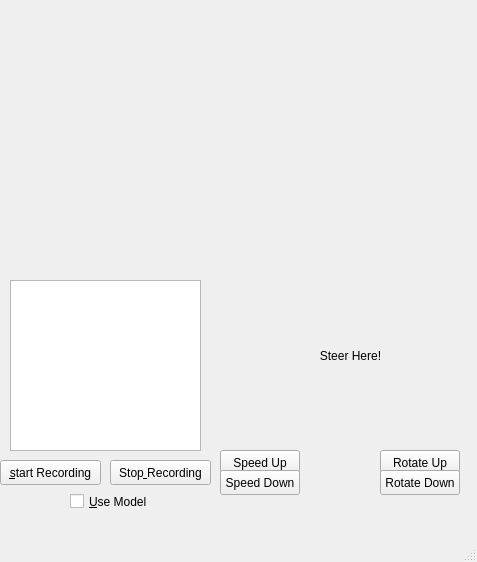
Qt form ella_test/ImitationLearner.ui (111homell111/controller_pkg) before a commit.
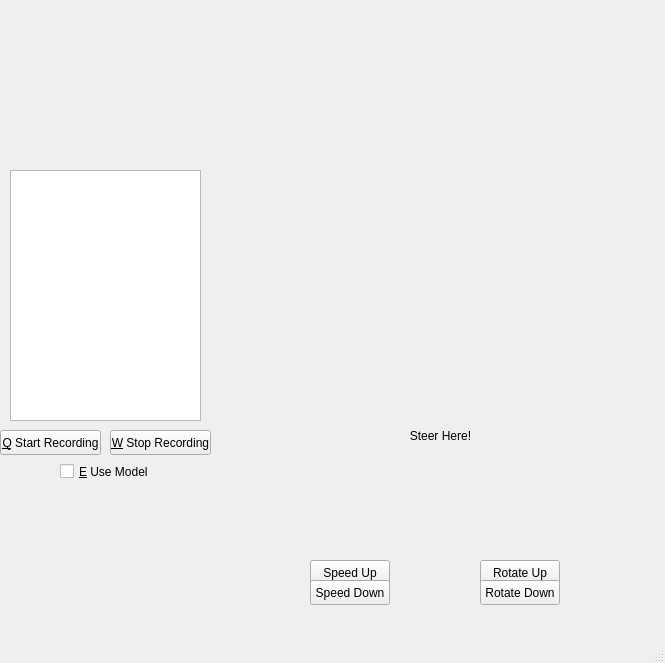
The same form after that commit.

The edit to the form file:
```diff
--- a/ella_test/ImitationLearner.ui
+++ b/ella_test/ImitationLearner.ui
@@ -6,8 +6,8 @@
    <rect>
     <x>0</x>
     <y>0</y>
-    <width>477</width>
-    <height>562</height>
+    <width>665</width>
+    <height>663</height>
    </rect>
   </property>
   <property name="windowTitle">
@@ -18,22 +18,25 @@
     <property name="geometry">
      <rect>
       <x>0</x>
-      <y>460</y>
+      <y>430</y>
       <width>101</width>
       <height>25</height>
      </rect>
     </property>
     <property name="text">
-     <string>&amp;start Recording</string>
+     <string>&amp;Q Start Recording</string>
+    </property>
+    <property name="shortcut">
+     <string>Q</string>
     </property>
    </widget>
    <widget class="QLabel" name="camera_label">
     <property name="geometry">
      <rect>
-      <x>0</x>
+      <x>240</x>
       <y>10</y>
-      <width>441</width>
-      <height>251</height>
+      <width>391</width>
+      <height>311</height>
      </rect>
     </property>
     <property name="text">
@@ -43,21 +46,21 @@
    <widget class="QLabel" name="steering_area">
     <property name="geometry">
      <rect>
-      <x>220</x>
-      <y>280</y>
-      <width>241</width>
-      <height>151</height>
+      <x>280</x>
+      <y>330</y>
+      <width>311</width>
+      <height>211</height>
      </rect>
     </property>
     <property name="text">
-     <string>                              Steer Here!</string>
+     <string>                                       Steer Here!</string>
     </property>
    </widget>
    <widget class="QPushButton" name="speed_up_button">
     <property name="geometry">
      <rect>
-      <x>220</x>
-      <y>450</y>
+      <x>310</x>
+      <y>560</y>
       <width>80</width>
       <height>25</height>
      </rect>
@@ -69,8 +72,8 @@
    <widget class="QPushButton" name="rotate_up_button">
     <property name="geometry">
      <rect>
-      <x>380</x>
-      <y>450</y>
+      <x>480</x>
+      <y>560</y>
       <width>80</width>
       <height>25</height>
      </rect>
@@ -82,8 +85,8 @@
    <widget class="QPushButton" name="speed_down_button">
     <property name="geometry">
      <rect>
-      <x>220</x>
-      <y>470</y>
+      <x>310</x>
+      <y>580</y>
       <width>80</width>
       <height>25</height>
      </rect>
@@ -95,8 +98,8 @@
    <widget class="QPushButton" name="rotate_down_button">
     <property name="geometry">
      <rect>
-      <x>380</x>
-      <y>470</y>
+      <x>480</x>
+      <y>580</y>
       <width>80</width>
       <height>25</height>
      </rect>
@@ -109,9 +112,9 @@
     <property name="geometry">
      <rect>
       <x>10</x>
-      <y>280</y>
+      <y>170</y>
       <width>191</width>
-      <height>171</height>
+      <height>251</height>
      </rect>
     </property>
    </widget>
@@ -119,13 +122,16 @@
     <property name="geometry">
      <rect>
       <x>110</x>
-      <y>460</y>
+      <y>430</y>
       <width>101</width>
       <height>25</height>
      </rect>
     </property>
     <property name="text">
-     <string>Stop&amp; Recording</string>
+     <string>&amp;W Stop Recording</string>
+    </property>
+    <property name="shortcut">
+     <string>W</string>
     </property>
    </widget>
    <widget class="QCheckBox" name="use_model_checkbox">
@@ -134,14 +140,30 @@
     </property>
     <property name="geometry">
      <rect>
-      <x>70</x>
-      <y>490</y>
-      <width>81</width>
+      <x>60</x>
+      <y>460</y>
+      <width>91</width>
       <height>23</height>
      </rect>
     </property>
     <property name="text">
-     <string>&amp;Use Model</string>
+     <string>&amp;E Use Model</string>
+    </property>
+    <property name="shortcut">
+     <string>E</string>
+    </property>
+   </widget>
+   <widget class="QLabel" name="data_label">
+    <property name="geometry">
+     <rect>
+      <x>10</x>
+      <y>10</y>
+      <width>191</width>
+      <height>141</height>
+     </rect>
+    </property>
+    <property name="text">
+     <string/>
     </property>
    </widget>
   </widget>
```
Left out of the diff: 2 changed lines with no effect on the pictures.
